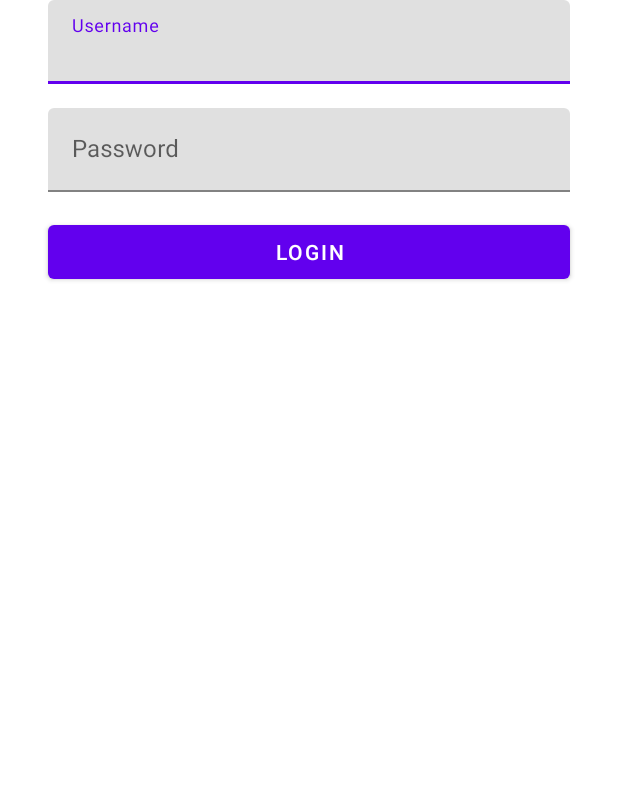
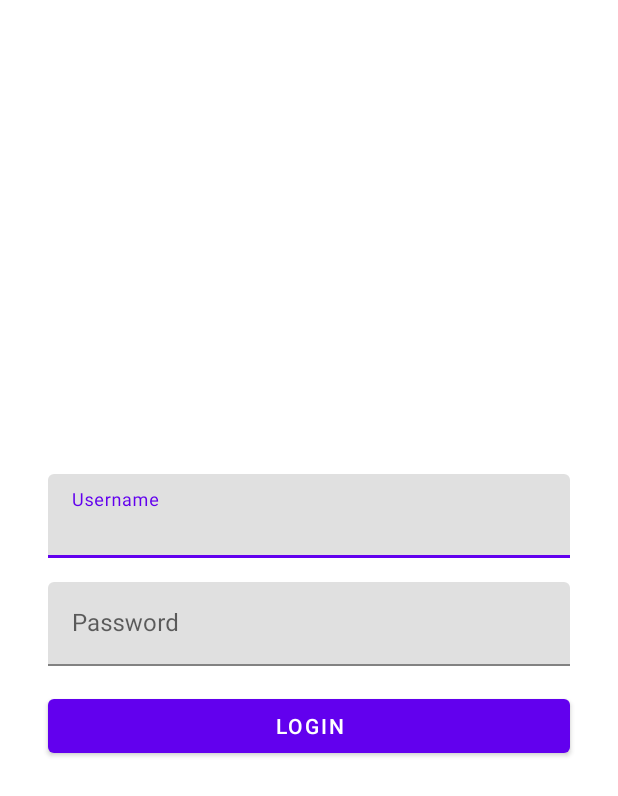
Before and after one commit to bbperdomo/Travel_Blog_A, an Android app: the screen it shows after launch (LoginActivity), on a phone screen of 412 x 824 dp. Shown: the top 796 px of the screen. Run offline under Robolectric (Android 15) with nearby library versions, the phone set to English and light mode, and no system bars.

```diff
--- a/app/src/main/res/layout/activity_login.xml
+++ b/app/src/main/res/layout/activity_login.xml
@@ -3,11 +3,12 @@
     xmlns:android="http://schemas.android.com/apk/res/android"
     xmlns:app="http://schemas.android.com/apk/res-auto"
     android:layout_width="match_parent"
-    android:layout_height="match_parent" >
+    android:layout_height="match_parent"
+    android:fillViewport="true">
     <androidx.constraintlayout.widget.ConstraintLayout
 
         android:layout_width="match_parent"
-        android:layout_height="wrap_content">
+        android:layout_height="match_parent">
 
         <com.google.android.material.textfield.TextInputLayout
             android:id="@+id/textUsernameLayout"
```
